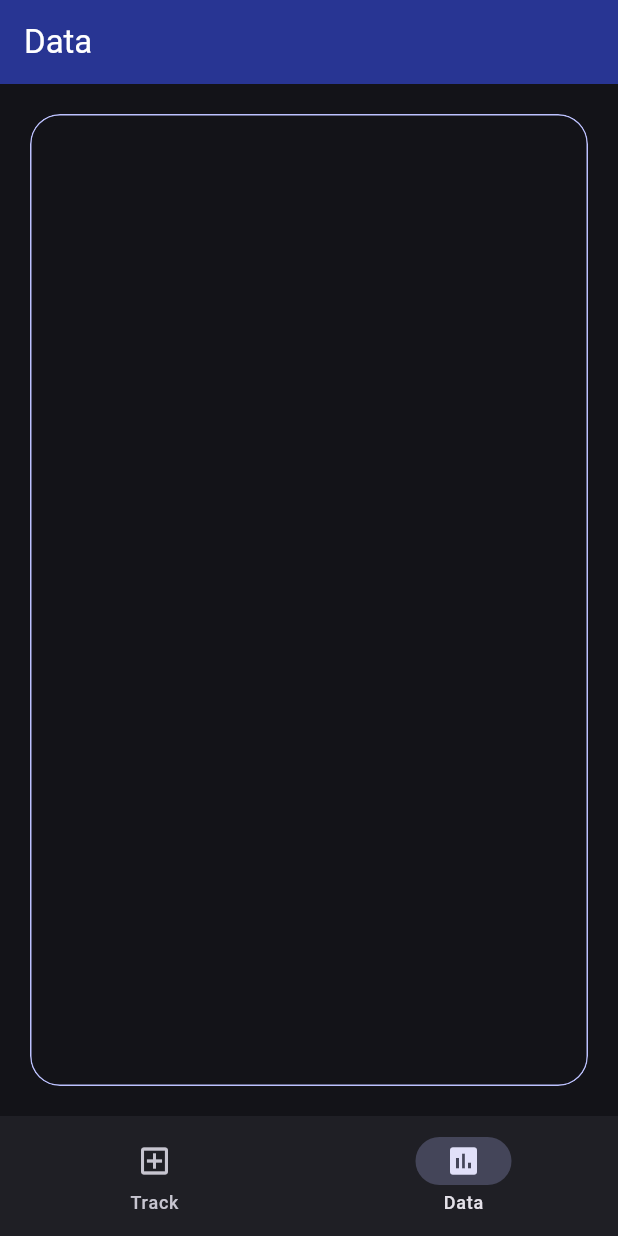
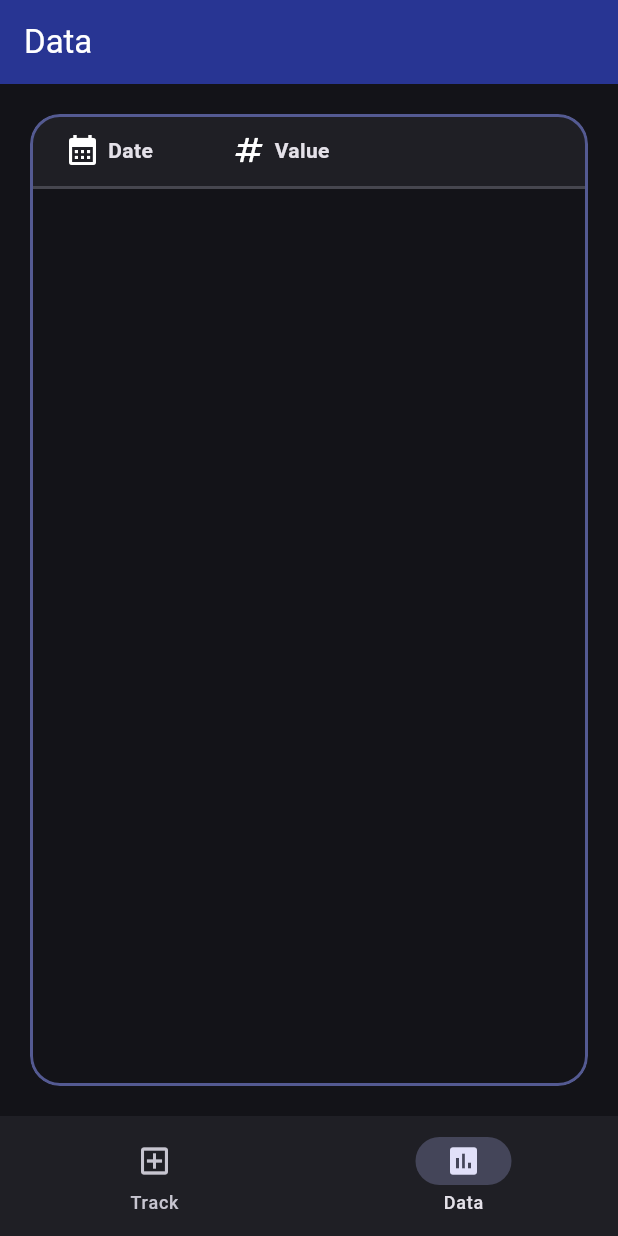
Before and after one commit to SophieSilver/SimpleTracker, a Flutter app: the screen it shows after launch, item 2 of the bottom bar chosen, on a phone screen of 412 x 824 dp. Run offline on Flutter 3.47's test engine with Material 3 defaults, Android fonts, the phone set to English and light mode, and no system bars; our stand-ins replace flutter_hooks, flutter_riverpod, freezed_annotation, functional_widget_annotation, hooks_riverpod, logger and 2 more; accounts and stored records are empty; generated files the repository leaves out were written again.

Commit message:
feat: added a header for the data list

```diff
--- a/lib/logging.dart
+++ b/lib/logging.dart
@@ -11,7 +11,7 @@ class _LogPrinter extends LogPrinter {
   };
 
   static final levelColors = {
-    Level.trace: AnsiColor.fg(129),
+    Level.trace: const AnsiColor.fg(129),
     Level.debug: const AnsiColor.fg(27),
     Level.info: const AnsiColor.fg(46),
     Level.warning: const AnsiColor.fg(226),
--- a/lib/main.dart
+++ b/lib/main.dart
@@ -5,5 +5,5 @@ import 'logging.dart' as logging;
 
 void main() {
   logging.initLogger();
-  flutter.runApp(ProviderScope(child: App()));
+  flutter.runApp(const ProviderScope(child: App()));
 }
--- a/lib/widgets/app.dart
+++ b/lib/widgets/app.dart
@@ -7,7 +7,7 @@ import '/widgets/home.dart';
 part '../generated/widgets/app.g.dart';
 
 @swidget
-Widget _app() {
+Widget _app(BuildContext context) {
   return MaterialApp(
     title: "Soracker",
     localizationsDelegates: [
@@ -21,6 +21,6 @@ Widget _app() {
       ),
       useMaterial3: true,
     ),
-    home: Home(),
+    home: const Home(),
   );
 }
--- a/lib/widgets/data_page.dart
+++ b/lib/widgets/data_page.dart
@@ -13,6 +13,7 @@ Widget _dataPage(BuildContext context) {
     children: [
       Expanded(
         child: Container(
+          constraints: const BoxConstraints(maxWidth: 400.0),
           margin: const EdgeInsets.all(20.0),
           // decoration: BoxDecoration(
 
@@ -22,12 +23,17 @@ Widget _dataPage(BuildContext context) {
           // clipBehavior: Clip.antiAlias,
           child: Material(
             shape: RoundedRectangleBorder(
-              side: BorderSide(color: colorScheme.primary),
+              side: BorderSide(color: colorScheme.inversePrimary, width: 2.0),
               borderRadius: BorderRadius.circular(20.0),
             ),
             borderOnForeground: true,
             clipBehavior: Clip.antiAlias,
-            child: StatListView(),
+            child: const Column(
+              children: [
+                StatListHeader(),
+                Expanded(child: StatListView()),
+              ],
+            ),
           ),
         ),
       ),
--- a/lib/widgets/data_page/stat_list.dart
+++ b/lib/widgets/data_page/stat_list.dart
@@ -16,13 +16,13 @@ Widget _statListItem(BuildContext context, StatEntry entry) {
   final colorScheme = Theme.of(context).colorScheme;
 
   final dateText = DateFormat("dd MMM y").format(entry.stat.dateTime);
-
   final numValue = entry.stat.numericValue;
   final isWhole = numValue.truncateToDouble() == numValue;
   final isLarge = numValue >= 1e21;
 
   final numText =
       isWhole && !isLarge ? numValue.toInt().toString() : numValue.toString();
+
   return Container(
     decoration: BoxDecoration(
       border: Border(
@@ -32,9 +32,8 @@ Widget _statListItem(BuildContext context, StatEntry entry) {
     child: Row(
       crossAxisAlignment: CrossAxisAlignment.center,
       children: [
-        Flexible(
+        Expanded(
           flex: 3,
-          fit: FlexFit.tight,
           child: Container(
             padding:
                 const EdgeInsets.symmetric(vertical: 12.0).copyWith(left: 10.0),
@@ -45,20 +44,17 @@ Widget _statListItem(BuildContext context, StatEntry entry) {
             ),
           ),
         ),
-        Flexible(
+        Expanded(
           flex: 5,
-          fit: FlexFit.tight,
-          child: Container(
+          child: Padding(
             padding:
                 const EdgeInsets.symmetric(vertical: 12.0, horizontal: 10.0),
-            alignment: Alignment.centerLeft,
             child:
                 Text(numText, overflow: TextOverflow.ellipsis, softWrap: false),
           ),
         ),
-        Flexible(
+        Expanded(
           flex: 1,
-          fit: FlexFit.tight,
           child: Container(
             alignment: Alignment.center,
             padding: const EdgeInsets.only(right: 10.0),
@@ -85,3 +81,72 @@ Widget _statListView(BuildContext context, WidgetRef ref) {
     _ => throw Exception(),
   };
 }
+
+@hwidget
+Widget _statListHeader(BuildContext context) {
+  final theme = Theme.of(context);
+  final colorScheme = theme.colorScheme;
+
+  return Container(
+    decoration: BoxDecoration(
+      border: Border(
+        bottom: BorderSide(color: colorScheme.outlineVariant, width: 2.0),
+      ),
+      color: colorScheme.surfaceContainer,
+    ),
+    child: Row(
+      crossAxisAlignment: CrossAxisAlignment.center,
+      children: [
+        Expanded(
+          flex: 3,
+          child: Padding(
+            padding:
+                const EdgeInsets.symmetric(vertical: 12.0).copyWith(left: 10.0),
+            child: const Row(
+              mainAxisAlignment: MainAxisAlignment.center,
+              children: [
+                // make everything before and after the text take up an equal amount of space
+                // so that the text is centered
+                Flexible(
+                  flex: 1,
+                  child: Row(
+                    mainAxisAlignment: MainAxisAlignment.end,
+                    children: [
+                      Icon(Icons.calendar_month),
+                      SizedBox(width: 5.0)
+                    ],
+                  ),
+                ),
+                Text(
+                  "Date",
+                  style: TextStyle(fontWeight: FontWeight.bold),
+                ),
+                Spacer(flex: 1),
+              ],
+            ),
+          ),
+        ),
+        const Expanded(
+          flex: 3,
+          child: Padding(
+            padding: EdgeInsets.symmetric(
+              vertical: 12.0,
+              horizontal: 10.0,
+            ),
+            child: Row(
+              children: [
+                Icon(Icons.numbers),
+                SizedBox(width: 5.0),
+                Text(
+                  "Value",
+                  style: TextStyle(fontWeight: FontWeight.bold),
+                ),
+              ],
+            ),
+          ),
+        ),
+        const Expanded(flex: 3, child: SizedBox()),
+      ],
+    ),
+  );
+}
--- a/lib/widgets/stat_form.dart
+++ b/lib/widgets/stat_form.dart
@@ -16,7 +16,7 @@ Widget _statForm(BuildContext context) {
   return Form(
     autovalidateMode: AutovalidateMode.onUserInteraction,
     child: Container(
-      constraints: BoxConstraints(maxWidth: 350.0),
+      constraints: const BoxConstraints(maxWidth: 350.0),
       padding: const EdgeInsets.all(20.0),
       child: Column(
         spacing: 20.0,
@@ -59,7 +59,7 @@ Widget __formSubmitButton(
           _showSubmittedSnackbar(context);
         }
       },
-      child: Text("Submit"),
+      child: const Text("Submit"),
     ),
   );
 }
--- a/lib/widgets/stat_form/numeric_value_input.dart
+++ b/lib/widgets/stat_form/numeric_value_input.dart
@@ -22,7 +22,7 @@ Widget _numericValueInput(
     focusNode: focusNode,
     decoration: InputDecoration(
       // label: Text("Value"),
-      border: OutlineInputBorder(),
+      border: const OutlineInputBorder(),
       prefix: Text(
         "Value",
         style: textTheme.bodyLarge?.copyWith(color: colorScheme.outline),
@@ -32,9 +32,9 @@ Widget _numericValueInput(
       // this when the error text appears, it does not expand the widget
       helperText: " ",
 
-      contentPadding: EdgeInsets.symmetric(horizontal: 15.0),
+      contentPadding: const EdgeInsets.symmetric(horizontal: 15.0),
     ),
-    keyboardType: TextInputType.numberWithOptions(signed: true, decimal: true),
+    keyboardType: const TextInputType.numberWithOptions(signed: true, decimal: true),
     textInputAction: isLast ? TextInputAction.done : TextInputAction.next,
     textAlign: TextAlign.end,
     inputFormatters: [
--- a/lib/widgets/track_page.dart
+++ b/lib/widgets/track_page.dart
@@ -8,7 +8,7 @@ part '../generated/widgets/track_page.g.dart';
 Widget _trackPage() {
   return Container(
     alignment: Alignment.topCenter,
-    padding: EdgeInsets.only(top: 40.0),
-    child: StatForm(),
+    padding: const EdgeInsets.only(top: 40.0),
+    child: const StatForm(),
   );
 }
```
Also changed, not shown: lib/widgets/stat_form/stat_date_input.dart (+5 -6 lines), lib/generated/widgets/app.g.dart, lib/generated/widgets/data_page/stat_list.g.dart.
